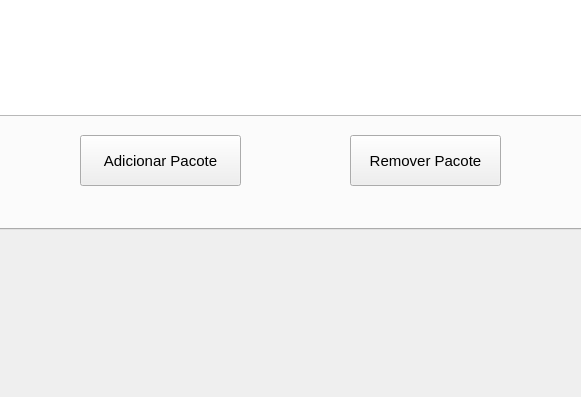
Old version of the form Telas/Usuario.ui in the repository GabrielHolandadeAraujo/Kaminari; both pictures show x 182 to 763 and y 381 to 778 of the 1027 by 778 pixel window.
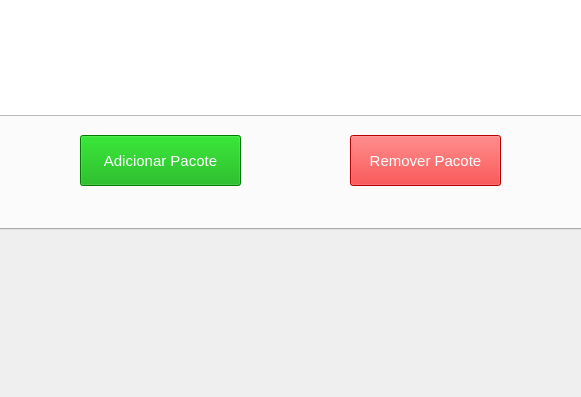
New version of the form. The open tabs and pages were chosen to show the change.

Commit message: Telas do Usuario Atualizadas

```diff
--- a/Telas/Usuario.ui
+++ b/Telas/Usuario.ui
@@ -329,6 +329,13 @@
         <pointsize>11</pointsize>
        </font>
       </property>
+      <property name="cursor">
+       <cursorShape>PointingHandCursor</cursorShape>
+      </property>
+      <property name="styleSheet">
+       <string notr="true">color: rgb(255, 255, 255);
+background-color: rgb(0, 170, 0);</string>
+      </property>
       <property name="text">
        <string>Adicionar Pacote</string>
       </property>
@@ -347,6 +354,13 @@
         <pointsize>11</pointsize>
        </font>
       </property>
+      <property name="cursor">
+       <cursorShape>PointingHandCursor</cursorShape>
+      </property>
+      <property name="styleSheet">
+       <string notr="true">background-color: rgb(255, 0, 0);
+color: rgb(255, 255, 255);</string>
+      </property>
       <property name="text">
        <string>Remover Pacote</string>
       </property>
```
Left out of the diff: 14 changed lines with no effect on the pictures. The commit also changes 2 other files.
